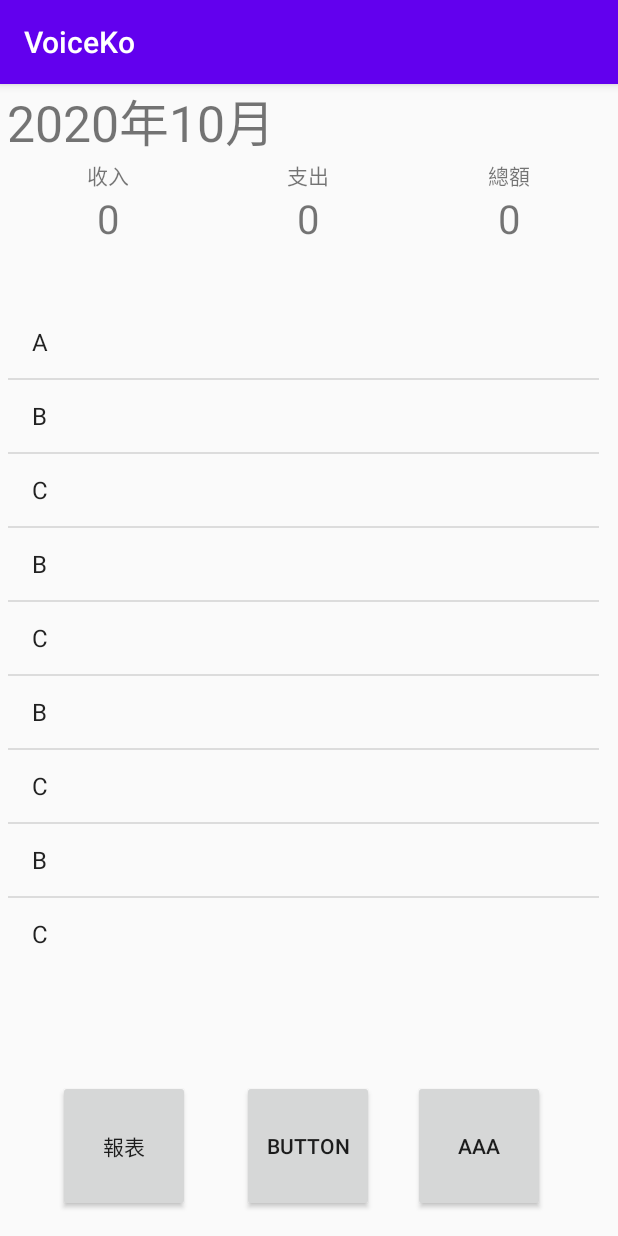
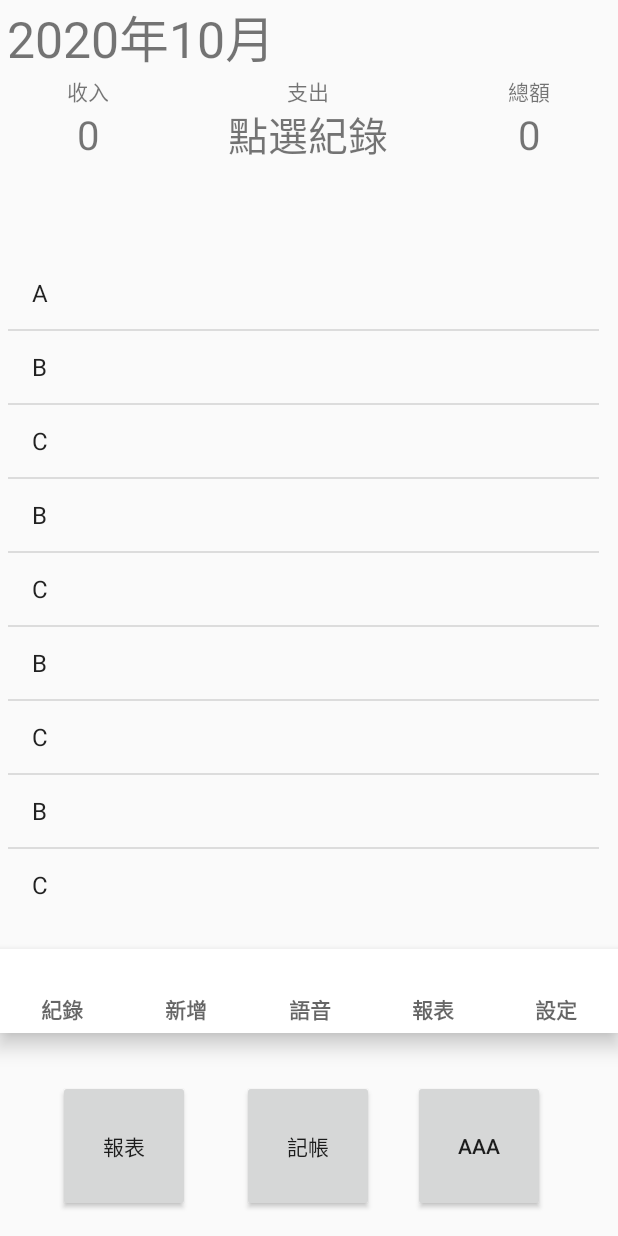
Before and after one commit to RskerZ/VoiceApp, an Android app: the screen it shows after launch (MainActivity), after a tap on "報表", on a phone screen of 412 x 824 dp. Run offline under Robolectric (Android 15) with nearby library versions, the phone set to English and light mode, and no system bars.

Commit message:
記帳業面

```diff
--- a/app/build.gradle
+++ b/app/build.gradle
@@ -31,6 +31,12 @@
     implementation 'androidx.appcompat:appcompat:1.2.0'
     implementation 'androidx.core:core-ktx:1.3.1'
     implementation 'androidx.constraintlayout:constraintlayout:2.0.1'
+    implementation 'androidx.recyclerview:recyclerview:1.1.0'
+    implementation 'androidx.cardview:cardview:1.0.0'
+    implementation 'androidx.viewpager2:viewpager2:1.0.0'
+    implementation 'com.google.android.material:material:1.0.0'
+    implementation 'androidx.lifecycle:lifecycle-extensions:2.2.0'
+    implementation 'androidx.lifecycle:lifecycle-viewmodel-ktx:2.2.0'
     testImplementation 'junit:junit:4.12'
     androidTestImplementation 'androidx.test.ext:junit:1.1.2'
     androidTestImplementation 'androidx.test.espresso:espresso-core:3.3.0'
--- a/app/src/main/AndroidManifest.xml
+++ b/app/src/main/AndroidManifest.xml
@@ -9,8 +9,8 @@
         android:roundIcon="@mipmap/ic_launcher_round"
         android:supportsRtl="true"
         android:theme="@style/AppTheme">
-        <activity android:name=".fuck"></activity>
-        <activity android:name=".test" />
+        <activity android:name=".test"></activity>
+        <activity android:name=".EnterData" />
         <activity android:name=".MainActivity">
             <intent-filter>
                 <action android:name="android.intent.action.MAIN" />
--- a/app/src/main/java/com/example/voiceko/MainActivity.kt
+++ b/app/src/main/java/com/example/voiceko/MainActivity.kt
@@ -1,18 +1,22 @@
 package com.example.voiceko
 
 import android.content.Intent
+import android.os.Bundle
+import android.view.MenuItem
+import android.view.View
+import android.widget.ArrayAdapter
+import android.widget.Button
+import android.widget.ListView
+import android.widget.TextView
 import androidx.appcompat.app.AppCompatActivity
-import android.os.Bundle
-import android.view.View
-import android.widget.*
-import kotlinx.android.synthetic.main.activity_main.*
+import com.google.android.material.bottomnavigation.BottomNavigationView
 import java.util.*
+
 
 class MainActivity : AppCompatActivity() {
     var CTR = Controller()
-    var date = Calendar.getInstance()
     private lateinit var rePortBtn: Button
-    private lateinit var AAABtn: Button
+    private lateinit var enterDataBtn: Button
     private lateinit var incomeText: TextView
     private lateinit var payText: TextView
     private lateinit var totalText: TextView
@@ -24,24 +28,45 @@
         super.onCreate(savedInstanceState)
         setContentView(R.layout.activity_main)
         rePortBtn = findViewById<Button>(R.id.rePortBtn)
-        AAABtn = findViewById<Button>(R.id.AAABtn)
+        enterDataBtn = findViewById<Button>(R.id.enterDataBtn)
         incomeText = findViewById<TextView>(R.id.incomeText)
         payText = findViewById<TextView>(R.id.payText)
         totalText = findViewById<TextView>(R.id.totalText)
         recordList = findViewById<ListView>(R.id.record)
         monthText = findViewById<TextView>(R.id.monthView)
         rePortBtn.setOnClickListener(testIncome)
-        AAABtn.setOnClickListener(change)
-        monthText.text = date.get(Calendar.YEAR).toString() + "年" + (date.get(Calendar.MONTH)+1).toString() + "月"
-        totalText.text = (incomeText.text.toString().toInt() - payText.text.toString().toInt()).toString()
+        enterDataBtn.setOnClickListener(enter)
+        val c: Calendar = Calendar.getInstance()
+        var mYear = c.get(Calendar.YEAR)
+        var mMonth = c.get(Calendar.MONTH)
+        monthText.text = "${mYear}年${mMonth + 1}月"
+
+        val bottomNavigationView =
+            findViewById(R.id.menuBtn) as BottomNavigationView
+        bottomNavigationView.menu.setGroupCheckable(0, false, false)
+
+        bottomNavigationView.setOnNavigationItemSelectedListener { item: MenuItem ->
+            when (item.itemId) {
+                R.id.mainMenu -> payText.setText("點選紀錄")
+                R.id.addMenu -> payText.setText("點選新增")
+                R.id.micMenu -> payText.setText("點選語音")
+                R.id.reportMenu -> payText.setText("點選報表")
+                R.id.setMenu -> payText.setText("點選設定")
+            }
+            true
+        }
     }
+
     private var testIncome = View.OnClickListener {
         var adaper = ArrayAdapter<String>(this,android.R.layout.simple_list_item_1,testlist)
         recordList.adapter = adaper
     }
-    private var change = View.OnClickListener {
 
+    private var enter = View.OnClickListener {
+        var intent = Intent(this, EnterData::class.java)
+        startActivity(intent)
     }
+
     /*var testIncome = View.OnClickListener {
         Toast.makeText(this,"fuck",Toast.LENGTH_LONG).show()
     }
--- a/app/src/main/res/layout/activity_main.xml
+++ b/app/src/main/res/layout/activity_main.xml
@@ -40,7 +40,6 @@
                 android:layout_height="wrap_content"
                 android:gravity="center"
                 android:inputType="number"
-                android:numeric="signed|integer"
                 android:text="0"
                 android:textSize="12pt" />
         </LinearLayout>
@@ -122,10 +121,10 @@
         app:layout_constraintVertical_bias="0.869" />
 
     <Button
-        android:id="@+id/button"
+        android:id="@+id/enterDataBtn"
         android:layout_width="88dp"
         android:layout_height="88dp"
-        android:text="Button"
+        android:text="記帳"
         app:layout_constraintBottom_toBottomOf="parent"
         app:layout_constraintEnd_toEndOf="parent"
         app:layout_constraintHorizontal_bias="0.498"
@@ -200,4 +199,16 @@
         app:layout_constraintTop_toTopOf="parent"
         app:layout_constraintVertical_bias="1.0" />
 
+    <com.google.android.material.bottomnavigation.BottomNavigationView
+        android:id="@+id/menuBtn"
+        android:layout_width="match_parent"
+        android:layout_height="wrap_content"
+        android:background="@android:color/white"
+        app:labelVisibilityMode="labeled"
+        app:layout_constraintBottom_toTopOf="@+id/enterDataBtn"
+        app:layout_constraintEnd_toEndOf="parent"
+        app:layout_constraintStart_toStartOf="parent"
+        app:layout_constraintTop_toBottomOf="@+id/scrollView3"
+        app:menu="@menu/lilmenu" />
+
 </androidx.constraintlayout.widget.ConstraintLayout>
--- /dev/null
+++ b/app/src/main/res/menu/lilmenu.xml
@@ -0,0 +1,15 @@
+<?xml version="1.0" encoding="utf-8"?>
+<menu xmlns:app="http://schemas.android.com/apk/res-auto"
+    xmlns:android="http://schemas.android.com/apk/res/android">
+
+    <item android:title="紀錄"
+          android:id="@+id/mainMenu"/>
+    <item android:title="新增"
+          android:id="@+id/addMenu"/>
+    <item android:title="語音"
+          android:id="@+id/micMenu"/>
+    <item android:title="報表"
+          android:id="@+id/reportMenu"/>
+    <item android:title="設定"
+          android:id="@+id/setMenu"/>
+</menu>
--- a/app/src/main/res/values/styles.xml
+++ b/app/src/main/res/values/styles.xml
@@ -1,7 +1,7 @@
 <resources>
 
     <!-- Base application theme. -->
-    <style name="AppTheme" parent="Theme.AppCompat.Light.DarkActionBar">
+    <style name="AppTheme" parent="Theme.AppCompat.Light.NoActionBar">
         <!-- Customize your theme here. -->
         <item name="colorPrimary">@color/colorPrimary</item>
         <item name="colorPrimaryDark">@color/colorPrimaryDark</item>
```
Also changed, not shown: app/src/main/java/com/example/voiceko/EnterData.kt (added, +55 -0 lines), app/src/main/res/drawable/ic_search_black_24dp.xml (added, +9 -0 lines), app/src/main/res/drawable/line.xml (added, +14 -0 lines), app/src/main/res/drawable/round_btn.xml (added, +7 -0 lines), app/src/main/res/layout/activity_enter_data.xml (added, +155 -0 lines).
